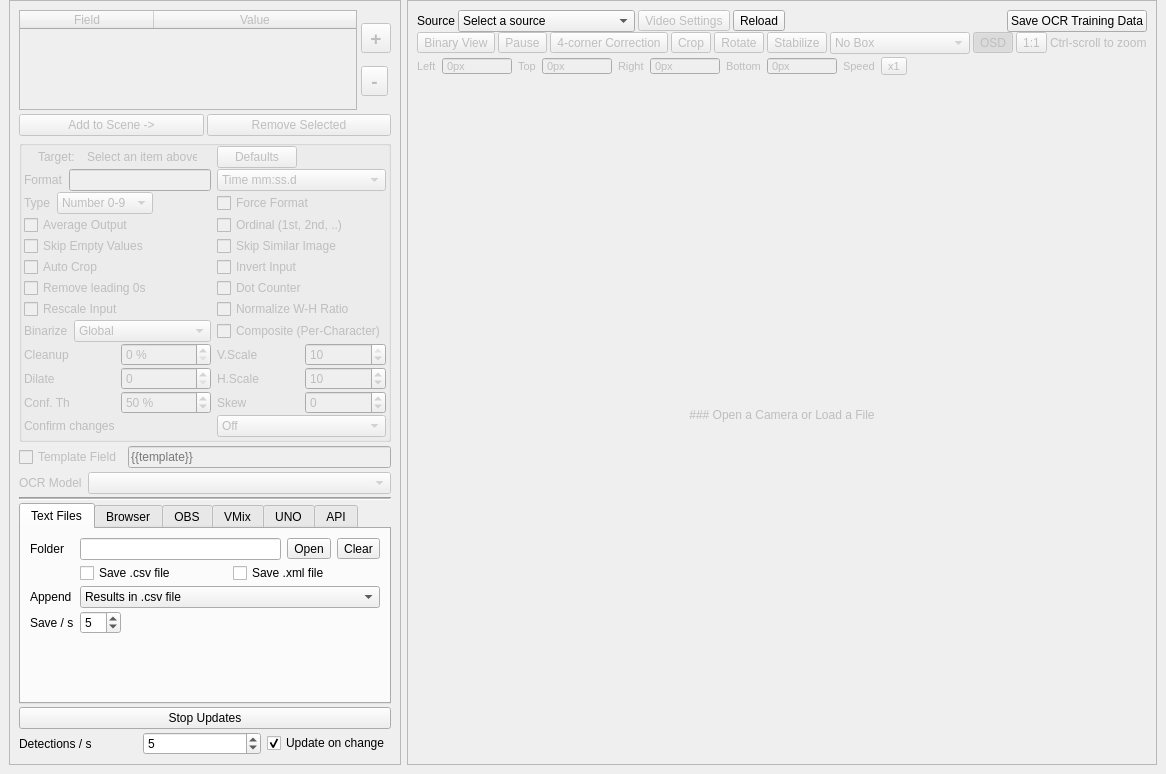
Before: the Qt Designer form src/mainwindow.ui in xerus/scoresight, drawn with Qt 5.
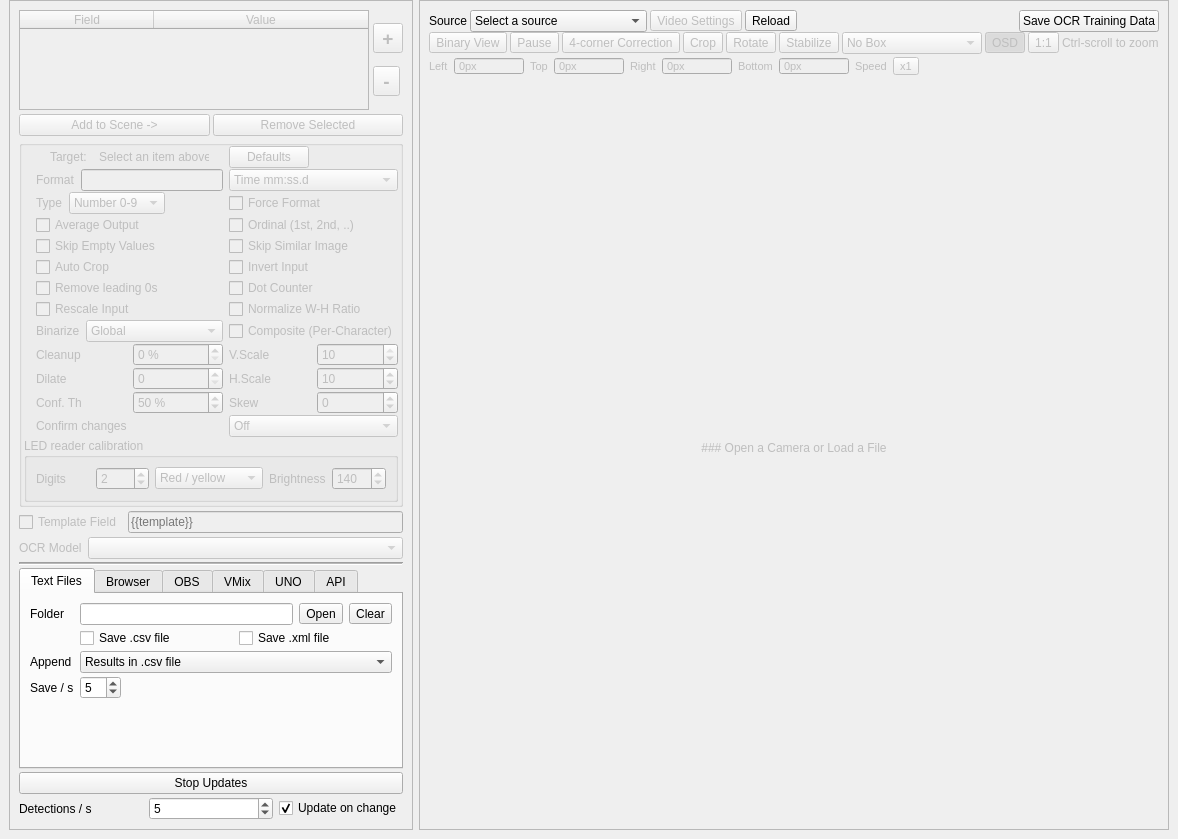
After: the same form once the commit is applied.

Commit message: Configure LED digit count and color per scoreboard box

Diff of the .ui file:
```diff
--- a/src/mainwindow.ui
+++ b/src/mainwindow.ui
@@ -291,6 +291,32 @@
                <item><property name="text"><string>Count-up clock</string></property></item>
               </widget>
              </item>
+             <item row="14" column="0" colspan="4">
+              <widget class="QGroupBox" name="groupBox_segmentSettings">
+               <property name="title"><string>LED reader calibration</string></property>
+               <property name="toolTip"><string>Used only by the OpenCV seven-segment reader for numeric fields. Crop all physical digit cells with equal spacing, including unlit leading cells. Match the digit count and LED color to the display.</string></property>
+               <layout class="QHBoxLayout" name="horizontalLayout_segmentSettings">
+                <item><widget class="QLabel" name="label_segmentDigits"><property name="text"><string>Digits</string></property></widget></item>
+                <item><widget class="QSpinBox" name="spinBox_segmentDigits">
+                 <property name="minimum"><number>1</number></property>
+                 <property name="maximum"><number>3</number></property>
+                 <property name="value"><number>2</number></property>
+                </widget></item>
+                <item><widget class="QComboBox" name="comboBox_segmentColor">
+                 <item><property name="text"><string>Red / yellow</string></property></item>
+                 <item><property name="text"><string>Green</string></property></item>
+                 <item><property name="text"><string>Any LED color</string></property></item>
+                </widget></item>
+                <item><widget class="QLabel" name="label_segmentBrightness"><property name="text"><string>Brightness</string></property></widget></item>
+                <item><widget class="QSpinBox" name="spinBox_segmentBrightness">
+                 <property name="toolTip"><string>Minimum LED brightness, from 1 to 255. Lower it for dim segments; raise it to suppress background light. Verify results against the display.</string></property>
+                 <property name="minimum"><number>1</number></property>
+                 <property name="maximum"><number>255</number></property>
+                 <property name="value"><number>140</number></property>
+                </widget></item>
+               </layout>
+              </widget>
+             </item>
              <item row="9" column="2">
               <widget class="QWidget" name="widget_27" native="true">
                <property name="sizePolicy">
```
The commit also changes 10 other files.
